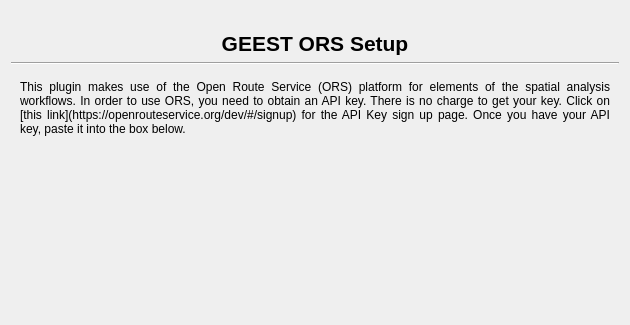
First picture: the form in geest/ui/ors_panel_base.ui, repository worldbank/GEEST, before the edit; both pictures show x 0 to 630 and y 0 to 325 of the 630 by 848 pixel window.
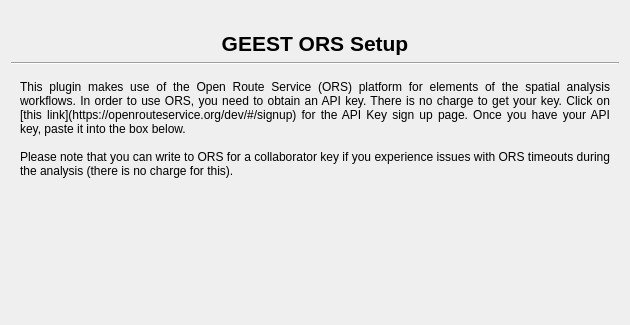
Second picture: the form after the edit. Icons and pictures are not drawn.

Commit message: Added some notes about ORS key

What changed in the file:
```diff
--- a/geest/ui/ors_panel_base.ui
+++ b/geest/ui/ors_panel_base.ui
@@ -142,7 +142,9 @@
           </sizepolicy>
          </property>
          <property name="text">
-          <string>This plugin makes use of the Open Route Service (ORS) platform for elements of the spatial analysis workflows. In order to use ORS, you need to obtain an API key. There is no charge to get your key. Click on [this link](https://openrouteservice.org/dev/#/signup) for the API Key sign up page. Once you have your API key, paste it into the box below.</string>
+          <string>This plugin makes use of the Open Route Service (ORS) platform for elements of the spatial analysis workflows. In order to use ORS, you need to obtain an API key. There is no charge to get your key. Click on [this link](https://openrouteservice.org/dev/#/signup) for the API Key sign up page. Once you have your API key, paste it into the box below.
+
+Please note that you can write to ORS for a collaborator key if you experience issues with ORS timeouts during the analysis (there is no charge for this).</string>
          </property>
          <property name="textFormat">
           <enum>Qt::MarkdownText</enum>
```
The commit also changes 1 other file.
